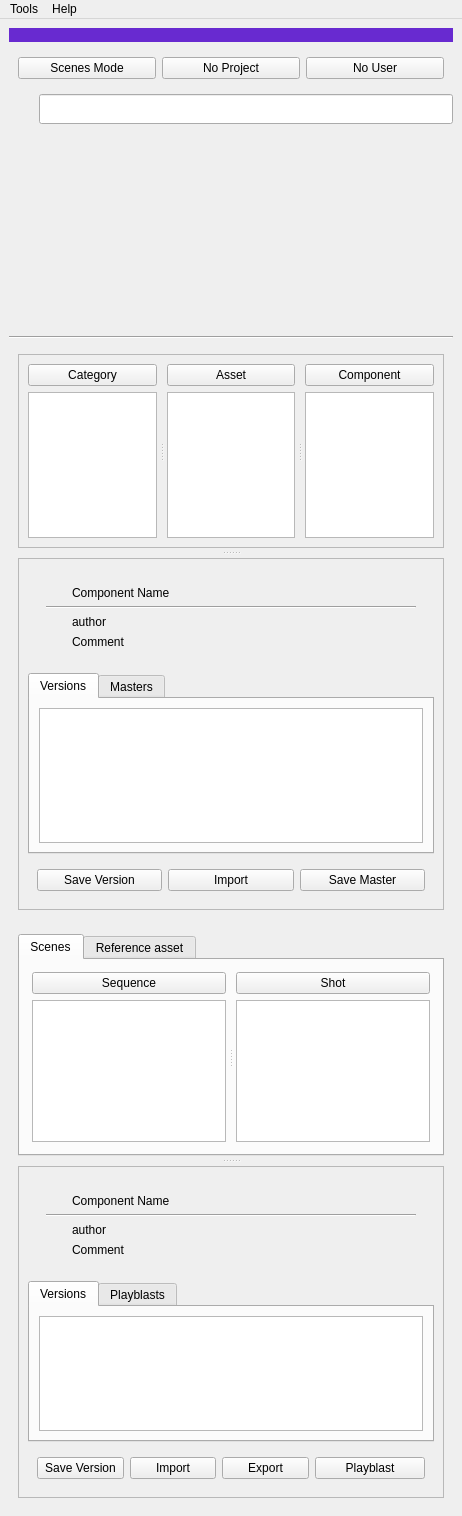
liorbenhorin/pipeline, file ui/pipeline_main_UI.ui: the form before one commit.
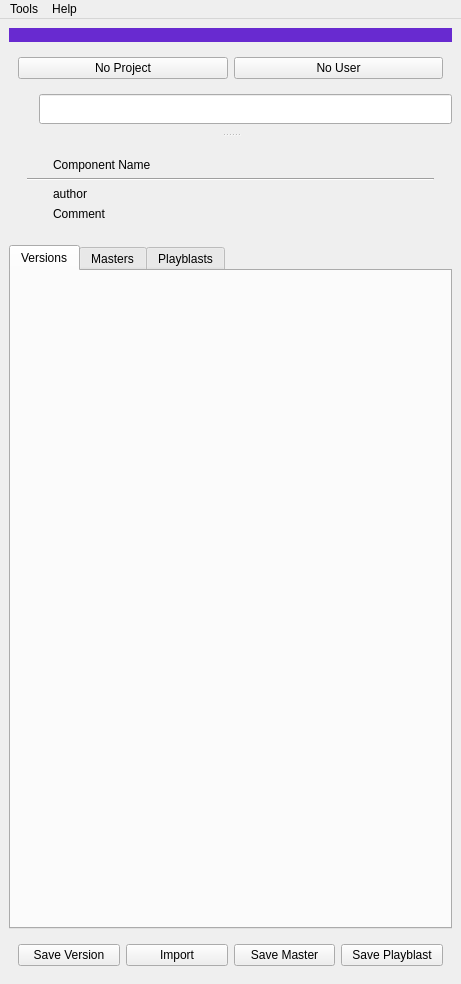
The form after the commit.

```diff
--- a/ui/pipeline_main_UI.ui
+++ b/ui/pipeline_main_UI.ui
@@ -6,8 +6,8 @@
    <rect>
     <x>0</x>
     <y>0</y>
-    <width>462</width>
-    <height>1516</height>
+    <width>461</width>
+    <height>984</height>
    </rect>
   </property>
   <property name="sizePolicy">
@@ -80,13 +80,6 @@
        <property name="spacing">
         <number>6</number>
        </property>
-       <item>
-        <widget class="QPushButton" name="asset_scenes_switch_pushButton">
-         <property name="text">
-          <string>Scenes Mode</string>
-         </property>
-        </widget>
-       </item>
        <item>
         <widget class="QPushButton" name="projects_pushButton">
          <property name="text">
@@ -149,159 +142,51 @@
      </widget>
     </item>
     <item>
-     <widget class="QWidget" name="treeWidget" native="true">
+     <widget class="QWidget" name="widget_2" native="true">
       <property name="minimumSize">
        <size>
         <width>0</width>
-        <height>200</height>
+        <height>300</height>
        </size>
       </property>
-      <layout class="QHBoxLayout" name="verticalLayout_18"/>
-     </widget>
-    </item>
-    <item>
-     <widget class="Line" name="line_3">
-      <property name="orientation">
-       <enum>Qt::Horizontal</enum>
-      </property>
-     </widget>
-    </item>
-    <item>
-     <widget class="QWidget" name="assets_main_widget" native="true">
-      <layout class="QVBoxLayout" name="verticalLayout_3">
+      <layout class="QVBoxLayout" name="verticalLayout_4">
+       <property name="leftMargin">
+        <number>0</number>
+       </property>
+       <property name="topMargin">
+        <number>0</number>
+       </property>
+       <property name="rightMargin">
+        <number>0</number>
+       </property>
+       <property name="bottomMargin">
+        <number>0</number>
+       </property>
        <item>
-        <widget class="QSplitter" name="assets_splitter">
+        <widget class="QSplitter" name="splitter">
          <property name="orientation">
           <enum>Qt::Vertical</enum>
          </property>
          <property name="handleWidth">
           <number>10</number>
          </property>
-         <property name="childrenCollapsible">
-          <bool>false</bool>
-         </property>
-         <widget class="QFrame" name="assets_selection_frame">
-          <property name="sizePolicy">
-           <sizepolicy hsizetype="Preferred" vsizetype="Minimum">
-            <horstretch>0</horstretch>
-            <verstretch>0</verstretch>
-           </sizepolicy>
-          </property>
+         <widget class="QWidget" name="project_widget" native="true">
           <property name="minimumSize">
            <size>
             <width>0</width>
-            <height>150</height>
-           </size>
-          </property>
-          <property name="maximumSize">
-           <size>
-            <width>16777215</width>
-            <height>16777215</height>
-           </size>
-          </property>
-          <property name="baseSize">
-           <size>
-            <width>0</width>
             <height>0</height>
            </size>
           </property>
-          <property name="frameShape">
-           <enum>QFrame::StyledPanel</enum>
-          </property>
-          <property name="frameShadow">
-           <enum>QFrame::Raised</enum>
-          </property>
-          <layout class="QHBoxLayout" name="horizontalLayout_3">
-           <item>
-            <widget class="QSplitter" name="splitter">
-             <property name="lineWidth">
-              <number>1</number>
-             </property>
-             <property name="orientation">
-              <enum>Qt::Horizontal</enum>
-             </property>
-             <property name="handleWidth">
-              <number>10</number>
-             </property>
-             <widget class="QWidget" name="verticalLayoutWidget">
-              <layout class="QVBoxLayout" name="verticalLayout_10">
-               <item>
-                <widget class="QPushButton" name="catagory_pushButton">
-                 <property name="text">
-                  <string>Category</string>
-                 </property>
-                </widget>
-               </item>
-               <item>
-                <widget class="QTableWidget" name="category_tableWidget">
-                 <attribute name="horizontalHeaderVisible">
-                  <bool>true</bool>
-                 </attribute>
-                 <attribute name="verticalHeaderVisible">
-                  <bool>false</bool>
-                 </attribute>
-                </widget>
-               </item>
-              </layout>
-             </widget>
-             <widget class="QWidget" name="verticalLayoutWidget_2">
-              <layout class="QVBoxLayout" name="verticalLayout_13">
-               <item>
-                <widget class="QPushButton" name="asset_pushButton">
-                 <property name="text">
-                  <string>Asset</string>
-                 </property>
-                 <property name="checkable">
-                  <bool>false</bool>
-                 </property>
-                </widget>
-               </item>
-               <item>
-                <widget class="QTableWidget" name="assets_tableWidget"/>
-               </item>
-              </layout>
-             </widget>
-             <widget class="QWidget" name="verticalLayoutWidget_3">
-              <layout class="QVBoxLayout" name="verticalLayout_14">
-               <item>
-                <widget class="QPushButton" name="component_pushButton">
-                 <property name="text">
-                  <string>Component</string>
-                 </property>
-                </widget>
-               </item>
-               <item>
-                <widget class="QTableWidget" name="components_tableWidget"/>
-               </item>
-              </layout>
-             </widget>
-            </widget>
-           </item>
-          </layout>
+          <layout class="QHBoxLayout" name="verticalLayout_18"/>
          </widget>
-         <widget class="QFrame" name="component_frame">
-          <property name="sizePolicy">
-           <sizepolicy hsizetype="Preferred" vsizetype="Expanding">
-            <horstretch>0</horstretch>
-            <verstretch>0</verstretch>
-           </sizepolicy>
-          </property>
+         <widget class="QWidget" name="stage_widget" native="true">
           <property name="minimumSize">
            <size>
             <width>0</width>
-            <height>350</height>
+            <height>0</height>
            </size>
           </property>
-          <property name="frameShape">
-           <enum>QFrame::StyledPanel</enum>
-          </property>
-          <property name="frameShadow">
-           <enum>QFrame::Raised</enum>
-          </property>
-          <layout class="QVBoxLayout" name="verticalLayout">
-           <property name="spacing">
-            <number>6</number>
-           </property>
+          <layout class="QVBoxLayout" name="verticalLayout_3">
            <item>
             <widget class="QWidget" name="widget_3" native="true">
              <layout class="QHBoxLayout" name="component_data_horizontalLayout">
@@ -421,7 +306,7 @@
             </widget>
            </item>
            <item>
-            <widget class="QTabWidget" name="asset_component_files_tabWidget">
+            <widget class="QTabWidget" name="stage_tabWidget">
              <property name="currentIndex">
               <number>0</number>
              </property>
@@ -433,26 +318,6 @@
                <property name="spacing">
                 <number>6</number>
                </property>
-               <item>
-                <widget class="QTableWidget" name="component_versions_tableWidget">
-                 <property name="rowCount">
-                  <number>1</number>
-                 </property>
-                 <attribute name="horizontalHeaderCascadingSectionResizes">
-                  <bool>false</bool>
-                 </attribute>
-                 <attribute name="horizontalHeaderDefaultSectionSize">
-                  <number>60</number>
-                 </attribute>
-                 <attribute name="horizontalHeaderStretchLastSection">
-                  <bool>false</bool>
-                 </attribute>
-                 <attribute name="verticalHeaderVisible">
-                  <bool>false</bool>
-                 </attribute>
-                 <row/>
-                </widget>
-               </item>
               </layout>
              </widget>
              <widget class="QWidget" name="tab_2">
@@ -471,24 +336,17 @@
                 </widget>
                </item>
                <item>
-                <widget class="QTableWidget" name="component_masters_tableWidget">
-                 <property name="rowCount">
-                  <number>1</number>
-                 </property>
-                 <attribute name="horizontalHeaderCascadingSectionResizes">
-                  <bool>false</bool>
-                 </attribute>
-                 <attribute name="horizontalHeaderDefaultSectionSize">
-                  <number>60</number>
-                 </attribute>
-                 <attribute name="horizontalHeaderStretchLastSection">
-                  <bool>false</bool>
-                 </attribute>
-                 <attribute name="verticalHeaderVisible">
-                  <bool>false</bool>
-                 </attribute>
-                 <row/>
-                </widget>
+                <widget class="QTableView" name="mastersTableView"/>
+               </item>
+              </layout>
+             </widget>
+             <widget class="QWidget" name="tab_3">
+              <attribute name="title">
+               <string>Playblasts</string>
+              </attribute>
+              <layout class="QVBoxLayout" name="verticalLayout_5">
+               <item>
+                <widget class="QTableView" name="playblastsTableView"/>
                </item>
               </layout>
              </widget>
@@ -496,7 +354,7 @@
            </item>
            <item>
             <widget class="QWidget" name="widget_4" native="true">
-             <layout class="QHBoxLayout" name="horizontalLayout_5" stretch="0,0,0">
+             <layout class="QHBoxLayout" name="horizontalLayout_5" stretch="0,0,0,0">
               <property name="spacing">
                <number>6</number>
               </property>
@@ -521,314 +379,10 @@
                 </property>
                </widget>
               </item>
-             </layout>
-            </widget>
-           </item>
-          </layout>
-         </widget>
-        </widget>
-       </item>
-      </layout>
-     </widget>
-    </item>
-    <item>
-     <widget class="QWidget" name="scenes_main_widget" native="true">
-      <layout class="QVBoxLayout" name="verticalLayout_4">
-       <item>
-        <widget class="QSplitter" name="scenes_splitter">
-         <property name="orientation">
-          <enum>Qt::Vertical</enum>
-         </property>
-         <property name="handleWidth">
-          <number>10</number>
-         </property>
-         <property name="childrenCollapsible">
-          <bool>false</bool>
-         </property>
-         <widget class="QTabWidget" name="shots_assets_tabWidget">
-          <property name="minimumSize">
-           <size>
-            <width>0</width>
-            <height>200</height>
-           </size>
-          </property>
-          <property name="maximumSize">
-           <size>
-            <width>16777215</width>
-            <height>16777215</height>
-           </size>
-          </property>
-          <property name="currentIndex">
-           <number>0</number>
-          </property>
-          <widget class="QWidget" name="tab_3">
-           <attribute name="title">
-            <string>Scenes</string>
-           </attribute>
-           <layout class="QVBoxLayout" name="verticalLayout_17">
-            <property name="leftMargin">
-             <number>12</number>
-            </property>
-            <property name="topMargin">
-             <number>12</number>
-            </property>
-            <property name="rightMargin">
-             <number>12</number>
-            </property>
-            <property name="bottomMargin">
-             <number>12</number>
-            </property>
-            <item>
-             <widget class="QSplitter" name="splitter_2">
-              <property name="orientation">
-               <enum>Qt::Horizontal</enum>
-              </property>
-              <property name="handleWidth">
-               <number>10</number>
-              </property>
-              <widget class="QWidget" name="verticalLayoutWidget_4">
-               <layout class="QVBoxLayout" name="verticalLayout_15">
-                <item>
-                 <widget class="QPushButton" name="sequence_pushButton">
-                  <property name="text">
-                   <string>Sequence</string>
-                  </property>
-                 </widget>
-                </item>
-                <item>
-                 <widget class="QTableWidget" name="sequences_tableWidget">
-                  <attribute name="horizontalHeaderVisible">
-                   <bool>true</bool>
-                  </attribute>
-                  <attribute name="verticalHeaderVisible">
-                   <bool>false</bool>
-                  </attribute>
-                 </widget>
-                </item>
-               </layout>
-              </widget>
-              <widget class="QWidget" name="verticalLayoutWidget_5">
-               <layout class="QVBoxLayout" name="verticalLayout_16">
-                <item>
-                 <widget class="QPushButton" name="shot_pushButton">
-                  <property name="text">
-                   <string>Shot</string>
-                  </property>
-                  <property name="checkable">
-                   <bool>false</bool>
-                  </property>
-                 </widget>
-                </item>
-                <item>
-                 <widget class="QTableWidget" name="shots_tableWidget"/>
-                </item>
-               </layout>
-              </widget>
-             </widget>
-            </item>
-           </layout>
-          </widget>
-          <widget class="QWidget" name="tab_4">
-           <attribute name="title">
-            <string>Reference asset</string>
-           </attribute>
-           <layout class="QVBoxLayout" name="verticalLayout_9">
-            <item>
-             <widget class="QTableWidget" name="published_assets_tableWidget"/>
-            </item>
-           </layout>
-          </widget>
-         </widget>
-         <widget class="QFrame" name="shot_frame">
-          <property name="frameShape">
-           <enum>QFrame::StyledPanel</enum>
-          </property>
-          <property name="frameShadow">
-           <enum>QFrame::Raised</enum>
-          </property>
-          <layout class="QVBoxLayout" name="verticalLayout_5">
-           <item>
-            <widget class="QWidget" name="shot_data_widget" native="true">
-             <layout class="QHBoxLayout" name="shot_data_horizontalLayout">
-              <property name="spacing">
-               <number>6</number>
-              </property>
               <item>
-               <widget class="QWidget" name="widget_2" native="true">
-                <property name="minimumSize">
-                 <size>
-                  <width>100</width>
-                  <height>0</height>
-                 </size>
-                </property>
-                <property name="maximumSize">
-                 <size>
-                  <width>16777215</width>
-                  <height>100</height>
-                 </size>
-                </property>
-                <layout class="QGridLayout" name="gridLayout_5">
-                 <item row="0" column="1">
-                  <widget class="QLabel" name="shot_name_label">
-                   <property name="text">
-                    <string>Component Name</string>
-                   </property>
-                  </widget>
-                 </item>
-                 <item row="6" column="1">
-                  <widget class="QLabel" name="shot_notes_label">
-                   <property name="text">
-                    <string>Comment</string>
-                   </property>
-                   <property name="wordWrap">
-                    <bool>true</bool>
-                   </property>
-                  </widget>
-                 </item>
-                 <item row="2" column="0" colspan="3">
-                  <widget class="Line" name="line_2">
-                   <property name="orientation">
-                    <enum>Qt::Horizontal</enum>
-                   </property>
-                  </widget>
-                 </item>
-                 <item row="4" column="0">
-                  <widget class="QLabel" name="shot_user_label">
-                   <property name="sizePolicy">
-                    <sizepolicy hsizetype="Fixed" vsizetype="Fixed">
-                     <horstretch>0</horstretch>
-                     <verstretch>0</verstretch>
-                    </sizepolicy>
-                   </property>
-                   <property name="maximumSize">
-                    <size>
-                     <width>20</width>
-                     <height>20</height>
-                    </size>
-                   </property>
-                   <property name="text">
-                    <string/>
-                   </property>
-                  </widget>
-                 </item>
-                 <item row="4" column="1">
-                  <widget class="QLabel" name="shot_info_label">
-                   <property name="text">
-                    <string>author</string>
-                   </property>
-                  </widget>
-                 </item>
-                 <item row="0" column="0">
-                  <widget class="QLabel" name="shot_icon_label">
-                   <property name="sizePolicy">
-                    <sizepolicy hsizetype="Fixed" vsizetype="Fixed">
-                     <horstretch>0</horstretch>
-                     <verstretch>0</verstretch>
-                    </sizepolicy>
-                   </property>
-                   <property name="maximumSize">
-                    <size>
-                     <width>20</width>
-                     <height>20</height>
-                    </size>
-                   </property>
-                   <property name="text">
-                    <string/>
-                   </property>
-                  </widget>
-                 </item>
-                 <item row="6" column="0">
-                  <widget class="QLabel" name="shot_note_label">
-                   <property name="sizePolicy">
-                    <sizepolicy hsizetype="Fixed" vsizetype="Fixed">
-                     <horstretch>0</horstretch>
-                     <verstretch>0</verstretch>
-                    </sizepolicy>
-                   </property>
-                   <property name="maximumSize">
-                    <size>
-                     <width>20</width>
-                     <height>20</height>
-                    </size>
-                   </property>
-                   <property name="text">
-                    <string/>
-                   </property>
-                  </widget>
-                 </item>
-                </layout>
-               </widget>
-              </item>
-             </layout>
-            </widget>
-           </item>
-           <item>
-            <widget class="QTabWidget" name="tabWidget">
-             <property name="currentIndex">
-              <number>0</number>
-             </property>
-             <widget class="QWidget" name="tab_5">
-              <attribute name="title">
-               <string>Versions</string>
-              </attribute>
-              <layout class="QVBoxLayout" name="verticalLayout_11">
-               <item>
-                <widget class="QTableWidget" name="shots_versions_tableWidget"/>
-               </item>
-              </layout>
-             </widget>
-             <widget class="QWidget" name="tab_6">
-              <attribute name="title">
-               <string>Playblasts</string>
-              </attribute>
-              <layout class="QVBoxLayout" name="verticalLayout_12">
-               <item>
-                <widget class="QTableWidget" name="shots_playblasts_tableWidget"/>
-               </item>
-              </layout>
-             </widget>
-            </widget>
-           </item>
-           <item>
-            <widget class="QWidget" name="widget_6" native="true">
-             <layout class="QHBoxLayout" name="horizontalLayout_6" stretch="0,0,0,0">
-              <property name="spacing">
-               <number>6</number>
-              </property>
-              <item>
-               <widget class="QPushButton" name="save_shot_version_pushButton">
+               <widget class="QPushButton" name="save_master_pushButton_2">
                 <property name="text">
-                 <string>Save Version</string>
-                </property>
-               </widget>
-              </item>
-              <item>
-               <widget class="QPushButton" name="import_shot_version_pushButton">
-                <property name="text">
-                 <string>Import</string>
-                </property>
-               </widget>
-              </item>
-              <item>
-               <widget class="QPushButton" name="export_shot_pushButton">
-                <property name="text">
-                 <string>Export</string>
-                </property>
-               </widget>
-              </item>
-              <item>
-               <widget class="QPushButton" name="playblast_shot_pushButton">
-                <property name="minimumSize">
-                 <size>
-                  <width>110</width>
-                  <height>0</height>
-                 </size>
-                </property>
-                <property name="contextMenuPolicy">
-                 <enum>Qt::ActionsContextMenu</enum>
-                </property>
-                <property name="text">
-                 <string>Playblast</string>
+                 <string>Save Playblast</string>
                 </property>
                </widget>
               </item>
@@ -849,7 +403,7 @@
     <rect>
      <x>0</x>
      <y>0</y>
-     <width>462</width>
+     <width>461</width>
      <height>22</height>
     </rect>
    </property>
```
Left out of the diff: 4 changed lines with no effect on the pictures.
